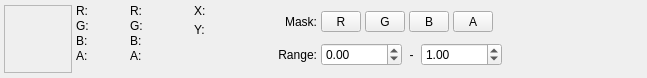
Before: the Qt Designer form src/editors/texture/TextureInfoBar.ui in houmain/gpupad, drawn with Qt 5.
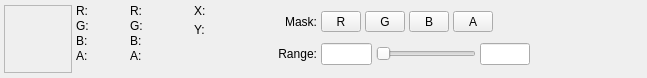
After: the same form once the commit is applied. Icons and pictures are not drawn. Custom widgets are drawn as their Qt base class.

Commit message: Added selection slider to texture editor info panel. 2nd

Diff of the .ui file:
```diff
--- a/src/editors/texture/TextureInfoBar.ui
+++ b/src/editors/texture/TextureInfoBar.ui
@@ -325,47 +325,38 @@
      <item row="1" column="1">
       <layout class="QHBoxLayout" name="horizontalLayout_3">
        <item>
-        <widget class="QDoubleSpinBox" name="minimum">
-         <property name="decimals">
-          <number>2</number>
+        <widget class="ExpressionLineEdit" name="minimum">
+         <property name="maximumSize">
+          <size>
+           <width>70</width>
+           <height>16777215</height>
+          </size>
          </property>
-         <property name="minimum">
-          <double>-10000.000000000000000</double>
-         </property>
-         <property name="maximum">
-          <double>10000.000000000000000</double>
-         </property>
-         <property name="stepType">
-          <enum>QAbstractSpinBox::StepType::AdaptiveDecimalStepType</enum>
-         </property>
         </widget>
        </item>
        <item>
-        <widget class="QLabel" name="labelMaximum">
-         <property name="text">
-          <string> - </string>
+        <widget class="RangeSlider" name="rangeSlider">
+         <property name="minimumSize">
+          <size>
+           <width>100</width>
+           <height>0</height>
+          </size>
          </property>
-         <property name="alignment">
-          <set>Qt::AlignmentFlag::AlignRight|Qt::AlignmentFlag::AlignTrailing|Qt::AlignmentFlag::AlignVCenter</set>
+         <property name="maximum">
+          <number>100</number>
          </property>
+         <property name="orientation">
+          <enum>Qt::Orientation::Horizontal</enum>
+         </property>
         </widget>
        </item>
        <item>
-        <widget class="QDoubleSpinBox" name="maximum">
-         <property name="decimals">
-          <number>2</number>
-         </property>
-         <property name="minimum">
-          <double>-10000.000000000000000</double>
-         </property>
-         <property name="maximum">
-          <double>10000.000000000000000</double>
-         </property>
-         <property name="stepType">
-          <enum>QAbstractSpinBox::StepType::AdaptiveDecimalStepType</enum>
-         </property>
-         <property name="value">
-          <double>1.000000000000000</double>
+        <widget class="ExpressionLineEdit" name="maximum">
+         <property name="maximumSize">
+          <size>
+           <width>70</width>
+           <height>16777215</height>
+          </size>
          </property>
         </widget>
        </item>
@@ -441,6 +432,18 @@
    </item>
   </layout>
  </widget>
+ <customwidgets>
+  <customwidget>
+   <class>RangeSlider</class>
+   <extends>QSlider</extends>
+   <header>Qt-RangeSlider/RangeSlider.h</header>
+  </customwidget>
+  <customwidget>
+   <class>ExpressionLineEdit</class>
+   <extends>QLineEdit</extends>
+   <header>widgets/ExpressionLineEdit.h</header>
+  </customwidget>
+ </customwidgets>
  <resources>
   <include location="../../resources.qrc"/>
   <include location="../../resources.qrc"/>
```
The commit also changes 9 other files.
